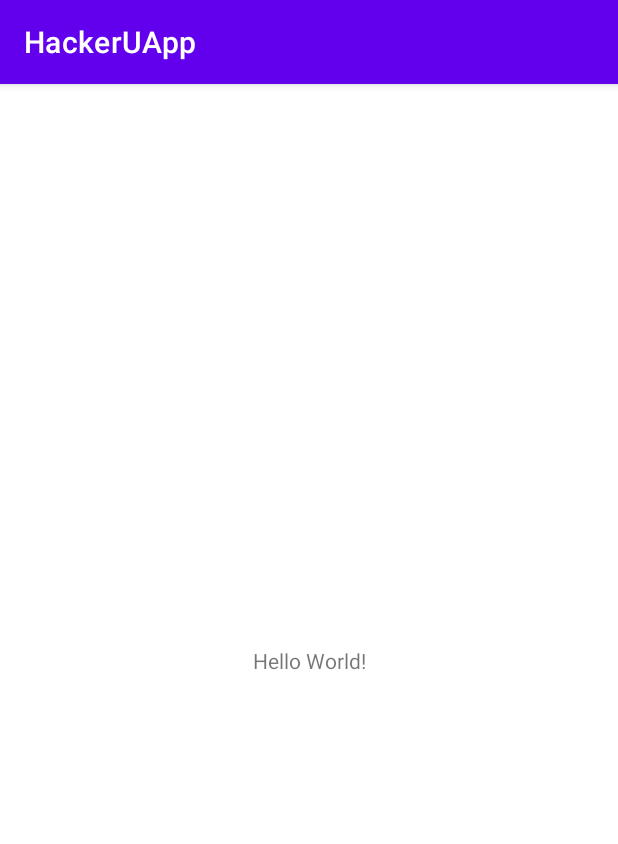
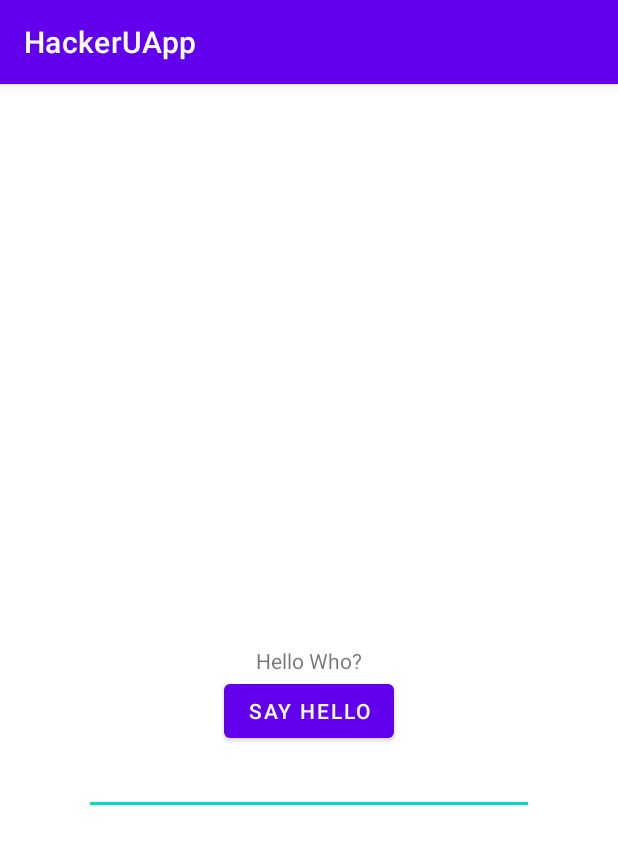
Before and after one commit to naorcoh/HackerUApp, an Android app: the screen it shows after launch (MainActivity), on a phone screen of 412 x 824 dp. Shown: the top 844 px of the screen. Run offline under Robolectric (Android 15) with nearby library versions, the phone set to English and light mode, and no system bars.

Commit message:
commit lesson 1

```diff
--- a/app/src/main/res/layout/activity_main.xml
+++ b/app/src/main/res/layout/activity_main.xml
@@ -7,12 +7,37 @@
     tools:context=".MainActivity">
 
     <TextView
+        android:id="@+id/hello_text"
         android:layout_width="wrap_content"
         android:layout_height="wrap_content"
-        android:text="Hello World!"
+        android:text="Hello Who?"
         app:layout_constraintBottom_toBottomOf="parent"
         app:layout_constraintEnd_toEndOf="parent"
         app:layout_constraintStart_toStartOf="parent"
         app:layout_constraintTop_toTopOf="parent" />
 
+    <Button
+        android:id="@+id/hello_button"
+        android:layout_width="wrap_content"
+        android:layout_height="wrap_content"
+        android:text="Say Hello"
+        android:onClick="onButtonClick"
+        app:layout_constraintEnd_toEndOf="parent"
+        app:layout_constraintStart_toStartOf="parent"
+
+        app:layout_constraintTop_toBottomOf="@+id/hello_text">
+    </Button>
+
+    <EditText
+        android:id = "@+id/edit_text_to_button"
+        android:layout_width="300dp"
+        android:layout_height="wrap_content"
+        app:layout_constraintEnd_toEndOf="parent"
+        app:layout_constraintStart_toStartOf="parent"
+
+        app:layout_constraintTop_toBottomOf="@id/hello_button"
+        >
+
+    </EditText>
+
 </androidx.constraintlayout.widget.ConstraintLayout>
```
Also changed, not shown: app/src/main/java/com/example/hackeruapp/MainActivity.kt (+23 -0 lines).
